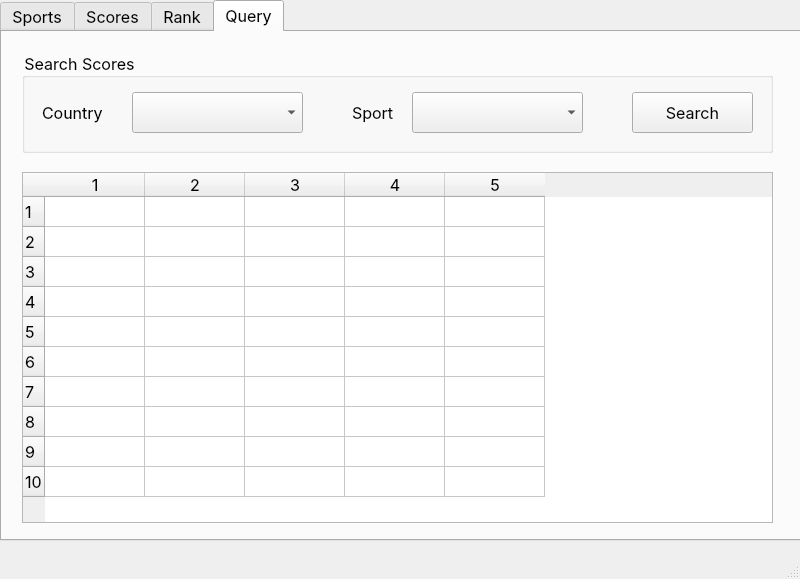
The window that src/ui/mainwindow.ui (PHANTOM-2004/GameStatistics) describes before a commit, drawn with Qt 5.
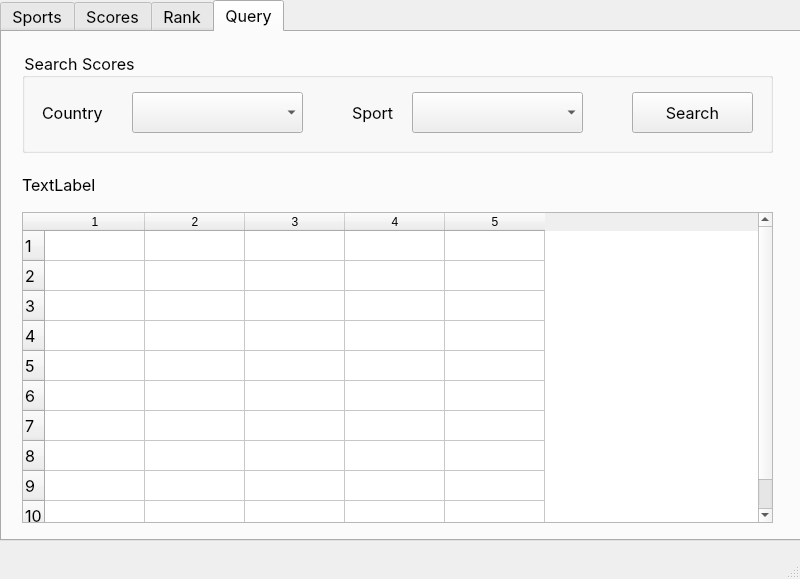
The same window after the commit.

Commit message: add query page update api

Patch:
```diff
--- a/src/ui/mainwindow.ui
+++ b/src/ui/mainwindow.ui
@@ -648,9 +648,9 @@
       <property name="geometry">
        <rect>
         <x>20</x>
-        <y>140</y>
+        <y>180</y>
         <width>751</width>
-        <height>351</height>
+        <height>311</height>
        </rect>
       </property>
       <property name="rowCount">
@@ -675,6 +675,19 @@
       <column/>
       <column/>
      </widget>
+     <widget class="QLabel" name="queryInfoLabel">
+      <property name="geometry">
+       <rect>
+        <x>20</x>
+        <y>132</y>
+        <width>751</width>
+        <height>41</height>
+       </rect>
+      </property>
+      <property name="text">
+       <string>TextLabel</string>
+      </property>
+     </widget>
     </widget>
    </widget>
   </widget>
```
Left out of the diff: 6 changed lines with no effect on the pictures. The commit also changes 8 other files.
